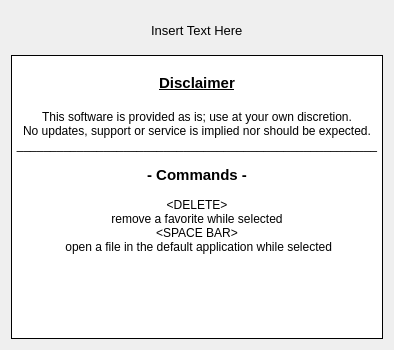
The window that PDFPreview/gui/ui_about.ui (FlyBoy8869/PDFPreview) describes before a commit, drawn with Qt 5.
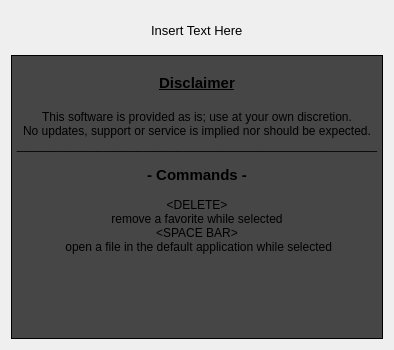
The same window after the commit.

Commit message: Made about dialog darker for better contrast in dark mode

The edit to the form file:
```diff
--- a/PDFPreview/gui/ui_about.ui
+++ b/PDFPreview/gui/ui_about.ui
@@ -111,7 +111,7 @@
      </property>
      <property name="styleSheet">
       <string notr="true">QTextEdit {
-	background-color: &quot;lightgray&quot;;
+	background-color: #464646;
 }</string>
      </property>
      <property name="frameShape">
@@ -130,20 +130,20 @@
 hr { height: 1px; border-width: 0; }
 li.unchecked::marker { content: &quot;\2610&quot;; }
 li.checked::marker { content: &quot;\2612&quot;; }
-&lt;/style&gt;&lt;/head&gt;&lt;body style=&quot; font-family:'Segoe UI'; font-size:9pt; font-weight:400; font-style:normal;&quot;&gt;
-&lt;p align=&quot;center&quot; style=&quot; margin-top:0px; margin-bottom:0px; margin-left:0px; margin-right:0px; -qt-block-indent:0; text-indent:0px;&quot;&gt;&lt;span style=&quot; font-family:'.AppleSystemUIFont';&quot;&gt; &lt;/span&gt;&lt;/p&gt;
-&lt;p align=&quot;center&quot; style=&quot; margin-top:0px; margin-bottom:0px; margin-left:0px; margin-right:0px; -qt-block-indent:0; text-indent:0px;&quot;&gt;&lt;span style=&quot; font-size:11pt; font-weight:700; text-decoration: underline;&quot;&gt;Disclaimer&lt;/span&gt;&lt;/p&gt;
-&lt;p align=&quot;center&quot; style=&quot;-qt-paragraph-type:empty; margin-top:0px; margin-bottom:0px; margin-left:0px; margin-right:0px; -qt-block-indent:0; text-indent:0px; font-size:11pt; font-weight:700; text-decoration: underline;&quot;&gt;&lt;br /&gt;&lt;/p&gt;
-&lt;p align=&quot;center&quot; style=&quot; margin-top:0px; margin-bottom:0px; margin-left:0px; margin-right:0px; -qt-block-indent:0; text-indent:0px;&quot;&gt;This software is provided as is; use at your own discretion.&lt;/p&gt;
-&lt;p align=&quot;center&quot; style=&quot; margin-top:0px; margin-bottom:0px; margin-left:0px; margin-right:0px; -qt-block-indent:0; text-indent:0px;&quot;&gt;No updates, support or service is implied nor should be expected.&lt;/p&gt;
-&lt;p align=&quot;center&quot; style=&quot; margin-top:0px; margin-bottom:0px; margin-left:0px; margin-right:0px; -qt-block-indent:0; text-indent:0px;&quot;&gt;______________________________________________________&lt;/p&gt;
-&lt;p align=&quot;center&quot; style=&quot;-qt-paragraph-type:empty; margin-top:0px; margin-bottom:0px; margin-left:0px; margin-right:0px; -qt-block-indent:0; text-indent:0px;&quot;&gt;&lt;br /&gt;&lt;/p&gt;
-&lt;p align=&quot;center&quot; style=&quot; margin-top:0px; margin-bottom:0px; margin-left:0px; margin-right:0px; -qt-block-indent:0; text-indent:0px;&quot;&gt;&lt;span style=&quot; font-size:11pt; font-weight:700;&quot;&gt;- Commands -&lt;/span&gt;&lt;/p&gt;
-&lt;p align=&quot;center&quot; style=&quot;-qt-paragraph-type:empty; margin-top:0px; margin-bottom:0px; margin-left:0px; margin-right:0px; -qt-block-indent:0; text-indent:0px;&quot;&gt;&lt;br /&gt;&lt;/p&gt;
-&lt;p align=&quot;center&quot; style=&quot; margin-top:0px; margin-bottom:0px; margin-left:0px; margin-right:0px; -qt-block-indent:0; text-indent:0px;&quot;&gt;&amp;lt;DELETE&amp;gt;&lt;/p&gt;
-&lt;p align=&quot;center&quot; style=&quot; margin-top:0px; margin-bottom:0px; margin-left:0px; margin-right:0px; -qt-block-indent:0; text-indent:0px;&quot;&gt;remove a favorite while selected&lt;/p&gt;
-&lt;p align=&quot;center&quot; style=&quot; margin-top:0px; margin-bottom:0px; margin-left:0px; margin-right:0px; -qt-block-indent:0; text-indent:0px;&quot;&gt;&amp;lt;SPACE BAR&amp;gt;&lt;/p&gt;
-&lt;p align=&quot;center&quot; style=&quot; margin-top:0px; margin-bottom:0px; margin-left:0px; margin-right:0px; -qt-block-indent:0; text-indent:0px;&quot;&gt; open a file in the default application while selected&lt;/p&gt;&lt;/body&gt;&lt;/html&gt;</string>
+&lt;/style&gt;&lt;/head&gt;&lt;body style=&quot; font-family:'.AppleSystemUIFont'; font-size:13pt; font-weight:400; font-style:normal;&quot;&gt;
+&lt;p align=&quot;center&quot; style=&quot; margin-top:0px; margin-bottom:0px; margin-left:0px; margin-right:0px; -qt-block-indent:0; text-indent:0px;&quot;&gt;&lt;span style=&quot; font-size:9pt;&quot;&gt; &lt;/span&gt;&lt;/p&gt;
+&lt;p align=&quot;center&quot; style=&quot; margin-top:0px; margin-bottom:0px; margin-left:0px; margin-right:0px; -qt-block-indent:0; text-indent:0px;&quot;&gt;&lt;span style=&quot; font-family:'Segoe UI'; font-size:11pt; font-weight:700; text-decoration: underline;&quot;&gt;Disclaimer&lt;/span&gt;&lt;/p&gt;
+&lt;p align=&quot;center&quot; style=&quot;-qt-paragraph-type:empty; margin-top:0px; margin-bottom:0px; margin-left:0px; margin-right:0px; -qt-block-indent:0; text-indent:0px; font-family:'Segoe UI'; font-size:11pt; font-weight:700; text-decoration: underline;&quot;&gt;&lt;br /&gt;&lt;/p&gt;
+&lt;p align=&quot;center&quot; style=&quot; margin-top:0px; margin-bottom:0px; margin-left:0px; margin-right:0px; -qt-block-indent:0; text-indent:0px;&quot;&gt;&lt;span style=&quot; font-family:'Segoe UI'; font-size:9pt;&quot;&gt;This software is provided as is; use at your own discretion.&lt;/span&gt;&lt;/p&gt;
+&lt;p align=&quot;center&quot; style=&quot; margin-top:0px; margin-bottom:0px; margin-left:0px; margin-right:0px; -qt-block-indent:0; text-indent:0px;&quot;&gt;&lt;span style=&quot; font-family:'Segoe UI'; font-size:9pt;&quot;&gt;No updates, support or service is implied nor should be expected.&lt;/span&gt;&lt;/p&gt;
+&lt;p align=&quot;center&quot; style=&quot; margin-top:0px; margin-bottom:0px; margin-left:0px; margin-right:0px; -qt-block-indent:0; text-indent:0px;&quot;&gt;&lt;span style=&quot; font-family:'Segoe UI'; font-size:9pt;&quot;&gt;______________________________________________________&lt;/span&gt;&lt;/p&gt;
+&lt;p align=&quot;center&quot; style=&quot;-qt-paragraph-type:empty; margin-top:0px; margin-bottom:0px; margin-left:0px; margin-right:0px; -qt-block-indent:0; text-indent:0px; font-family:'Segoe UI'; font-size:9pt;&quot;&gt;&lt;br /&gt;&lt;/p&gt;
+&lt;p align=&quot;center&quot; style=&quot; margin-top:0px; margin-bottom:0px; margin-left:0px; margin-right:0px; -qt-block-indent:0; text-indent:0px;&quot;&gt;&lt;span style=&quot; font-family:'Segoe UI'; font-size:11pt; font-weight:700;&quot;&gt;- Commands -&lt;/span&gt;&lt;/p&gt;
+&lt;p align=&quot;center&quot; style=&quot;-qt-paragraph-type:empty; margin-top:0px; margin-bottom:0px; margin-left:0px; margin-right:0px; -qt-block-indent:0; text-indent:0px; font-family:'Segoe UI'; font-size:9pt;&quot;&gt;&lt;br /&gt;&lt;/p&gt;
+&lt;p align=&quot;center&quot; style=&quot; margin-top:0px; margin-bottom:0px; margin-left:0px; margin-right:0px; -qt-block-indent:0; text-indent:0px;&quot;&gt;&lt;span style=&quot; font-family:'Segoe UI'; font-size:9pt;&quot;&gt;&amp;lt;DELETE&amp;gt;&lt;/span&gt;&lt;/p&gt;
+&lt;p align=&quot;center&quot; style=&quot; margin-top:0px; margin-bottom:0px; margin-left:0px; margin-right:0px; -qt-block-indent:0; text-indent:0px;&quot;&gt;&lt;span style=&quot; font-family:'Segoe UI'; font-size:9pt;&quot;&gt;remove a favorite while selected&lt;/span&gt;&lt;/p&gt;
+&lt;p align=&quot;center&quot; style=&quot; margin-top:0px; margin-bottom:0px; margin-left:0px; margin-right:0px; -qt-block-indent:0; text-indent:0px;&quot;&gt;&lt;span style=&quot; font-family:'Segoe UI'; font-size:9pt;&quot;&gt;&amp;lt;SPACE BAR&amp;gt;&lt;/span&gt;&lt;/p&gt;
+&lt;p align=&quot;center&quot; style=&quot; margin-top:0px; margin-bottom:0px; margin-left:0px; margin-right:0px; -qt-block-indent:0; text-indent:0px;&quot;&gt;&lt;span style=&quot; font-family:'Segoe UI'; font-size:9pt;&quot;&gt; open a file in the default application while selected&lt;/span&gt;&lt;/p&gt;&lt;/body&gt;&lt;/html&gt;</string>
      </property>
     </widget>
    </item>
```
